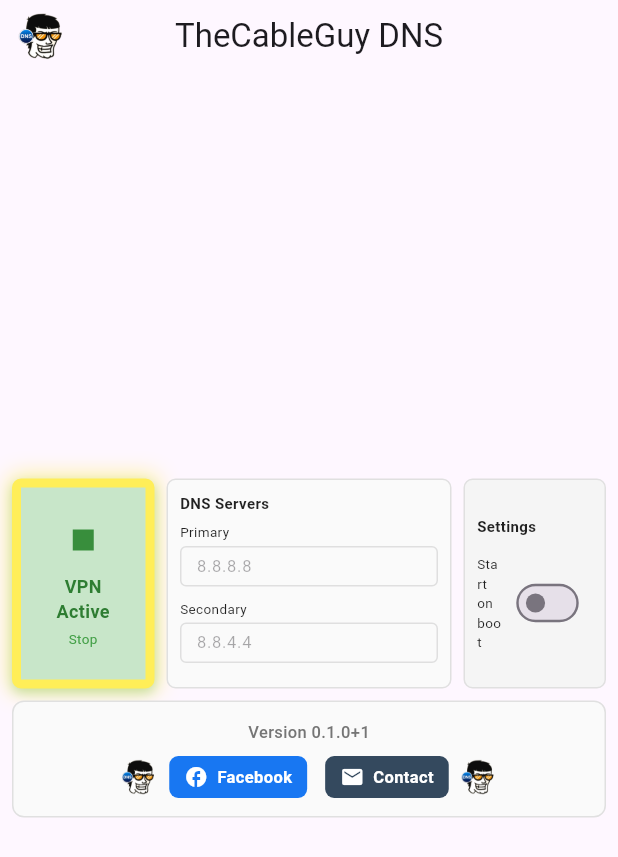
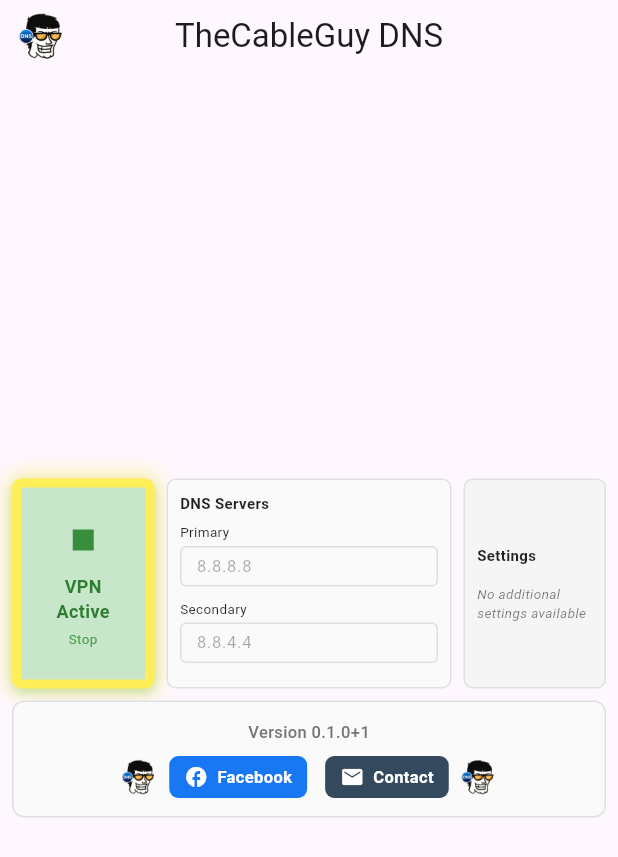
Before and after one commit to thecableguy-qc/dns-changer, a Flutter app: the screen it shows after launch, after a tap on "VPN Inactive", on a phone screen of 412 x 824 dp. Shown: the top 857 px of the screen. Run offline on Flutter 3.47's test engine with Material 3 defaults, Android fonts, the phone set to English and light mode, and no system bars; our stand-ins replace package_info_plus, shared_preferences; network calls fail.

Commit message:
Auto-start removed

```diff
--- a/lib/main.dart
+++ b/lib/main.dart
@@ -1,9 +1,8 @@
 import 'package:flutter/material.dart';
 import 'package:flutter/services.dart';
 import 'package:flutter_localizations/flutter_localizations.dart';
+import 'package:package_info_plus/package_info_plus.dart';
 import 'package:url_launcher/url_launcher.dart';
-import 'package:package_info_plus/package_info_plus.dart';
-import 'package:shared_preferences/shared_preferences.dart';
 import 'l10n/app_localizations.dart';
 
 void main() {
@@ -48,13 +47,11 @@ class _HomeScreenState extends State<HomeScreen> {
   final TextEditingController _dns2Controller = TextEditingController(text: '8.8.4.4');
   bool _isVpnActive = false;
   String _appVersion = '';
-  bool _autoStartEnabled = false;
 
   // Focus nodes for D-pad navigation
   final FocusNode _startStopFocus = FocusNode();
   final FocusNode _dns1Focus = FocusNode();
   final FocusNode _dns2Focus = FocusNode();
-  final FocusNode _autoStartFocus = FocusNode();
   final List<FocusNode> _presetFocusNodes = List.generate(5, (_) => FocusNode());
   final FocusNode _facebookFocus = FocusNode();
   final FocusNode _emailFocus = FocusNode();
@@ -63,11 +60,9 @@ class _HomeScreenState extends State<HomeScreen> {
   void initState() {
     super.initState();
     _loadAppVersion();
-    _loadAutoStartSetting();
 
     // Add listeners to all focus nodes to trigger rebuilds when focus changes
     _startStopFocus.addListener(() => setState(() {}));
-    _autoStartFocus.addListener(() => setState(() {}));
     _facebookFocus.addListener(() => setState(() {}));
     _emailFocus.addListener(() => setState(() {}));
     for (final node in _presetFocusNodes) {
@@ -87,7 +82,6 @@ class _HomeScreenState extends State<HomeScreen> {
     _startStopFocus.dispose();
     _dns1Focus.dispose();
     _dns2Focus.dispose();
-    _autoStartFocus.dispose();
     _facebookFocus.dispose();
     _emailFocus.dispose();
     for (final node in _presetFocusNodes) {
@@ -107,9 +101,6 @@ class _HomeScreenState extends State<HomeScreen> {
           } else {
             _startVpn();
           }
-          return KeyEventResult.handled;
-        } else if (focusNode == _autoStartFocus) {
-          _setAutoStart(!_autoStartEnabled);
           return KeyEventResult.handled;
         } else if (focusNode == _facebookFocus) {
           _launchUrl('https://www.facebook.com/share/169oPW4Sxq/');
@@ -162,13 +153,8 @@ class _HomeScreenState extends State<HomeScreen> {
       // Handle directional navigation with circular/wrap-around support
       if (event.logicalKey == LogicalKeyboardKey.arrowRight) {
         if (focusNode == _startStopFocus) {
-          _autoStartFocus.requestFocus();
-          return KeyEventResult.handled;
-        } else if (focusNode == _autoStartFocus) {
-          // When VPN is active, wrap back to start, otherwise go to presets
-          if (_isVpnActive) {
-            _startStopFocus.requestFocus();
-          } else {
+          // Go directly to presets when VPN is inactive
+          if (!_isVpnActive) {
             _presetFocusNodes[0].requestFocus();
           }
           return KeyEventResult.handled;
@@ -188,8 +174,8 @@ class _HomeScreenState extends State<HomeScreen> {
           _presetFocusNodes[2].requestFocus();
           return KeyEventResult.handled;
         } else if (focusNode == _presetFocusNodes[2]) {
-          // Wrap to first preset or go to auto-start if more logical
-          _autoStartFocus.requestFocus();
+          // Wrap to first preset in the row
+          _presetFocusNodes[0].requestFocus();
           return KeyEventResult.handled;
         }
         // Preset buttons navigation (bottom row)
@@ -202,14 +188,7 @@ class _HomeScreenState extends State<HomeScreen> {
           return KeyEventResult.handled;
         }
       } else if (event.logicalKey == LogicalKeyboardKey.arrowLeft) {
-        if (focusNode == _autoStartFocus) {
-          _startStopFocus.requestFocus();
-          return KeyEventResult.handled;
-        } else if (focusNode == _startStopFocus) {
-          // Wrap around to auto-start
-          _autoStartFocus.requestFocus();
-          return KeyEventResult.handled;
-        } else if (focusNode == _emailFocus) {
+        if (focusNode == _emailFocus) {
           _facebookFocus.requestFocus();
           return KeyEventResult.handled;
         } else if (focusNode == _facebookFocus) {
@@ -247,14 +226,6 @@ class _HomeScreenState extends State<HomeScreen> {
             _facebookFocus.requestFocus();
           }
           return KeyEventResult.handled;
-        } else if (focusNode == _autoStartFocus) {
-          if (!_isVpnActive) {
-            _presetFocusNodes[2].requestFocus();
-          } else {
-            // When VPN is active, go to contacts
-            _emailFocus.requestFocus();
-          }
-          return KeyEventResult.handled;
         }
         // Top row presets to bottom row presets
         else if (focusNode == _presetFocusNodes[0]) {
@@ -285,11 +256,8 @@ class _HomeScreenState extends State<HomeScreen> {
         }
       } else if (event.logicalKey == LogicalKeyboardKey.arrowUp) {
         // Top controls
-        if (focusNode == _presetFocusNodes[0] || focusNode == _presetFocusNodes[1]) {
+        if (focusNode == _presetFocusNodes[0] || focusNode == _presetFocusNodes[1] || focusNode == _presetFocusNodes[2]) {
           _startStopFocus.requestFocus();
-          return KeyEventResult.handled;
-        } else if (focusNode == _presetFocusNodes[2]) {
-          _autoStartFocus.requestFocus();
           return KeyEventResult.handled;
         }
         // Bottom row presets to top row presets
@@ -314,12 +282,12 @@ class _HomeScreenState extends State<HomeScreen> {
           if (!_isVpnActive) {
             _presetFocusNodes[4].requestFocus();
           } else {
-            _autoStartFocus.requestFocus();
+            _startStopFocus.requestFocus();
           }
           return KeyEventResult.handled;
         }
         // Wrap from top controls to bottom
-        else if (focusNode == _startStopFocus || focusNode == _autoStartFocus) {
+        else if (focusNode == _startStopFocus) {
           _facebookFocus.requestFocus();
           return KeyEventResult.handled;
         }
@@ -333,22 +301,19 @@ class _HomeScreenState extends State<HomeScreen> {
           if (!_isVpnActive) {
             _presetFocusNodes[3].requestFocus(); // Go back to presets
           } else {
-            _autoStartFocus.requestFocus(); // Go back to settings
+            _startStopFocus.requestFocus(); // Go back to main control
           }
           return KeyEventResult.handled;
         } else if (_presetFocusNodes.contains(focusNode)) {
           _startStopFocus.requestFocus(); // Go back to main control
           return KeyEventResult.handled;
-        } else if (focusNode == _autoStartFocus) {
-          _startStopFocus.requestFocus(); // Go back to main control
-          return KeyEventResult.handled;
         }
       }
 
-      // Handle menu button (for quick access to settings)
+      // Handle menu button (for quick access to main control)
       if (event.logicalKey == LogicalKeyboardKey.contextMenu ||
           event.logicalKey == LogicalKeyboardKey.f1) {
-        _autoStartFocus.requestFocus(); // Jump to settings
+        _startStopFocus.requestFocus(); // Jump to main control
         return KeyEventResult.handled;
       }
 
@@ -372,37 +337,6 @@ class _HomeScreenState extends State<HomeScreen> {
       setState(() {
         _appVersion = '1.0.0+1'; // Fallback version
       });
-    }
-  }
-
-  Future<void> _loadAutoStartSetting() async {
-    try {
-      final prefs = await SharedPreferences.getInstance();
-      setState(() {
-        _autoStartEnabled = prefs.getBool('autoStart') ?? false;
-      });
-    } catch (e) {
-      // Handle error silently
-    }
-  }
-
-  Future<void> _setAutoStart(bool enabled) async {
-    try {
-      final prefs = await SharedPreferences.getInstance();
-      await prefs.setBool('autoStart', enabled);
-
-      // Call platform method to enable/disable auto-start
-      await platform.invokeMethod('setAutoStart', {'enabled': enabled});
-
-      setState(() {
-        _autoStartEnabled = enabled;
-      });
-    } catch (e) {
-      if (mounted) {
-        ScaffoldMessenger.of(context).showSnackBar(
-          SnackBar(content: Text('Failed to update auto-start setting: $e')),
-        );
-      }
     }
   }
 
@@ -670,49 +604,16 @@ class _HomeScreenState extends State<HomeScreen> {
                               ),
                               SizedBox(height: isTV ? 16 : (isCompact ? 8 : 12)),
 
-                              // Auto-start toggle
-                              Row(
-                                mainAxisAlignment: MainAxisAlignment.spaceBetween,
-                                children: [
-                                  Expanded(
-                                    child: Text(
-                                      AppLocalizations.of(context)!.autoStart,
-                                      style: TextStyle(
-                                        fontSize: isTV ? 10 : (isCompact ? 8 : 9),
-                                        color: isTV ? Colors.white70 : Colors.black87,
-                                      ),
-                                    ),
+                              // Settings section is now empty but preserved for future use
+                              Center(
+                                child: Text(
+                                  'No additional settings available',
+                                  style: TextStyle(
+                                    fontSize: isTV ? 10 : (isCompact ? 8 : 9),
+                                    color: isTV ? Colors.white54 : Colors.black54,
+                                    fontStyle: FontStyle.italic,
                                   ),
-                                  Transform.scale(
-                                    scale: isTV ? 0.8 : (isCompact ? 0.7 : 0.8),
-                                    child: Focus(
-                                      focusNode: _autoStartFocus,
-                                      onKeyEvent: (node, event) => _handleKeyEvent(node, event),
-                                      child: Container(
-                                        decoration: BoxDecoration(
-                                          borderRadius: BorderRadius.circular(20),
-                                          border: _autoStartFocus.hasFocus ? Border.all(
-                                            color: Colors.yellow.shade400,
-                                            width: 4,
-                                          ) : null,
-                                          boxShadow: _autoStartFocus.hasFocus ? [
-                                            BoxShadow(
-                                              color: Colors.yellow.shade400.withOpacity(0.5),
-                                              blurRadius: 8,
-                                              spreadRadius: 1,
-                                              offset: Offset(0, 0),
-                                            ),
-                                          ] : null,
-                                        ),
-                                        child: Switch(
-                                          value: _autoStartEnabled,
-                                          onChanged: _setAutoStart,
-                                          activeColor: Colors.blue,
-                                        ),
-                                      ),
-                                    ),
-                                  ),
-                                ],
+                                ),
                               ),
                             ],
                           ),
```
